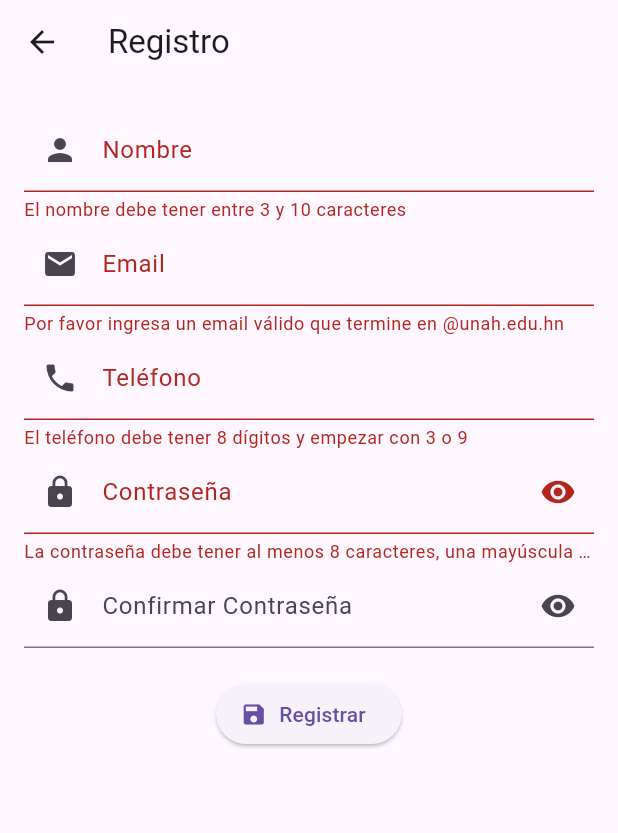
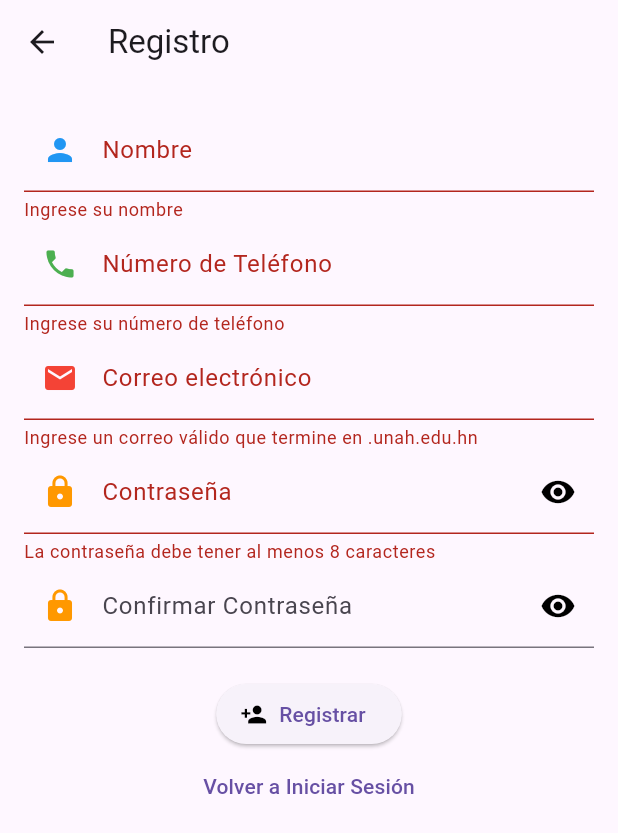
Before and after one commit to JBaco21/proyecto-de-Flutter, a Flutter app: the RegistrationScreen screen opened directly, after a tap on "Registrar", on a phone screen of 412 x 824 dp. Shown: the top 833 px of the screen. Run offline on Flutter 3.47's test engine with Material 3 defaults, Android fonts, the phone set to English and light mode, and no system bars; our stand-ins replace logger, shared_preferences; accounts and stored records are empty.

Commit message:
se cambiaron colores de los icons

```diff
--- a/lib/login_screen.dart
+++ b/lib/login_screen.dart
@@ -1,10 +1,9 @@
 import 'package:flutter/material.dart';
 import 'registration_screen.dart';
 import 'home_screen.dart';
-import 'package:shared_preferences/shared_preferences.dart';
 
 class LoginScreen extends StatefulWidget {
-  const LoginScreen({Key? key}) : super(key: key);
+  const LoginScreen({super.key});
 
   @override
   _LoginScreenState createState() => _LoginScreenState();
@@ -24,15 +23,15 @@ class _LoginScreenState extends State<LoginScreen> {
 
   Future<void> _login() async {
     if (_formKey.currentState!.validate()) {
-      final prefs = await SharedPreferences.getInstance();
-      final storedEmail = prefs.getString('email') ?? '';
-      final storedPassword = prefs.getString('password') ?? '';
+      // Simular una operación asincrónica
+      await Future.delayed(const Duration(seconds: 2));
+      if (!mounted) return; // Verificar si el widget está montado antes de usar BuildContext
 
       final email = _emailController.text;
       final password = _passwordController.text;
 
       // Validación de credenciales
-      if (email == storedEmail && password == storedPassword) {
+      if (email == 'usuario@unah.edu.hn' && password == '12345678') {
         Navigator.pushReplacement(
           context,
           MaterialPageRoute(
@@ -41,7 +40,7 @@ class _LoginScreenState extends State<LoginScreen> {
         );
       } else {
         ScaffoldMessenger.of(context).showSnackBar(
-          SnackBar(content: Text('Credenciales incorrectas')),
+          SnackBar(content: const Text('Credenciales incorrectas')),
         );
       }
     }
@@ -70,17 +69,21 @@ class _LoginScreenState extends State<LoginScreen> {
             children: [
               TextFormField(
                 controller: _emailController,
-                decoration: const InputDecoration(labelText: 'Correo electrónico'),
+                decoration: const InputDecoration(
+                  labelText: 'Correo electrónico',
+                ),
                 validator: (value) {
-                  if (value == null || !RegExp(r'^[^@]+@unah\.edu\.hn$').hasMatch(value)) {
-                    return 'Ingrese un correo válido que termine en @unah.edu.hn';
+                  if (value == null || !RegExp(r'^[a-zA-Z0-9._%+-]+@unah\.edu\.hn$').hasMatch(value)) {
+                    return 'Ingrese un correo válido que termine en .unah.edu.hn';
                   }
                   return null;
                 },
               ),
               TextFormField(
                 controller: _passwordController,
-                decoration: const InputDecoration(labelText: 'Contraseña'),
+                decoration: const InputDecoration(
+                  labelText: 'Contraseña',
+                ),
                 obscureText: true,
                 validator: (value) {
                   if (value == null || value.length < 8) {
--- a/lib/registration_screen.dart
+++ b/lib/registration_screen.dart
@@ -1,5 +1,6 @@
 import 'package:flutter/material.dart';
 import 'package:shared_preferences/shared_preferences.dart';
+import 'package:logger/logger.dart';
 
 class RegistrationScreen extends StatefulWidget {
   const RegistrationScreen({Key? key}) : super(key: key);
@@ -11,40 +12,13 @@ class RegistrationScreen extends StatefulWidget {
 class _RegistrationScreenState extends State<RegistrationScreen> {
   final _formKey = GlobalKey<FormState>();
   final _nameController = TextEditingController();
+  final _phoneController = TextEditingController();
   final _emailController = TextEditingController();
-  final _phoneController = TextEditingController();
   final _passwordController = TextEditingController();
   final _confirmPasswordController = TextEditingController();
-  bool _obscurePasswordText = true;
-  bool _obscureConfirmPasswordText = true;
-
-  @override
-  void dispose() {
-    _nameController.dispose();
-    _emailController.dispose();
-    _phoneController.dispose();
-    _passwordController.dispose();
-    _confirmPasswordController.dispose();
-    super.dispose();
-  }
-
-  Future<void> _register() async {
-    if (_formKey.currentState!.validate()) {
-      final prefs = await SharedPreferences.getInstance();
-      await prefs.setString('name', _nameController.text);
-      await prefs.setString('email', _emailController.text);
-      await prefs.setString('phone', _phoneController.text);
-      await prefs.setString('password', _passwordController.text);
-
-      print('Nombre: ${_nameController.text}');
-      print('Email: ${_emailController.text}');
-      print('Teléfono: ${_phoneController.text}');
-      print('Contraseña: ${_passwordController.text}');
-
-      // Opcional: Navegar a la pantalla de inicio de sesión después del registro
-      Navigator.pop(context);
-    }
-  }
+  bool _obscurePassword = true;
+  bool _obscureConfirmPassword = true;
+  final _logger = Logger();
 
   @override
   Widget build(BuildContext context) {
@@ -60,80 +34,83 @@ class _RegistrationScreenState extends State<RegistrationScreen> {
             children: [
               TextFormField(
                 controller: _nameController,
-                decoration: const InputDecoration(
+                decoration: InputDecoration(
                   labelText: 'Nombre',
-                  prefixIcon: Icon(Icons.person),
+                  prefixIcon: const Icon(Icons.person, color: Colors.blue), // Color azul
                 ),
                 validator: (value) {
-                  if (value == null || value.isEmpty || value.length < 3 || value.length > 10) {
-                    return 'El nombre debe tener entre 3 y 10 caracteres';
+                  if (value == null || value.isEmpty) {
+                    return 'Ingrese su nombre';
+                  }
+                  return null;
+                },
+              ),
+              TextFormField(
+                controller: _phoneController,
+                decoration: InputDecoration(
+                  labelText: 'Número de Teléfono',
+                  prefixIcon: const Icon(Icons.phone, color: Colors.green), // Color verde
+                ),
+                keyboardType: TextInputType.phone,
+                validator: (value) {
+                  if (value == null || value.isEmpty) {
+                    return 'Ingrese su número de teléfono';
                   }
                   return null;
                 },
               ),
               TextFormField(
                 controller: _emailController,
-                decoration: const InputDecoration(
-                  labelText: 'Email',
-                  prefixIcon: Icon(Icons.email),
+                decoration: InputDecoration(
+                  labelText: 'Correo electrónico',
+                  prefixIcon: const Icon(Icons.email, color: Colors.red), // Color rojo
                 ),
                 validator: (value) {
-                  if (value == null || !RegExp(r'^[^@]+@unah\.edu\.hn$').hasMatch(value)) {
-                    return 'Por favor ingresa un email válido que termine en @unah.edu.hn';
-                  }
-                  return null;
-                },
-              ),
-              TextFormField(
-                controller: _phoneController,
-                decoration: const InputDecoration(
-                  labelText: 'Teléfono',
-                  prefixIcon: Icon(Icons.phone),
-                ),
-                validator: (value) {
-                  if (value == null || value.length != 8 || !(value.startsWith('3') || value.startsWith('9'))) {
-                    return 'El teléfono debe tener 8 dígitos y empezar con 3 o 9';
+                  if (value == null || !RegExp(r'^[a-zA-Z0-9._%+-]+@unah\.edu\.hn$').hasMatch(value)) {
+                    return 'Ingrese un correo válido que termine en .unah.edu.hn';
                   }
                   return null;
                 },
               ),
               TextFormField(
                 controller: _passwordController,
-                obscureText: _obscurePasswordText,
+                obscureText: _obscurePassword,
                 decoration: InputDecoration(
                   labelText: 'Contraseña',
-                  prefixIcon: const Icon(Icons.lock),
+                  prefixIcon: const Icon(Icons.lock, color: Colors.orange), // Color naranja
                   suffixIcon: IconButton(
                     icon: Icon(
-                      _obscurePasswordText ? Icons.visibility : Icons.visibility_off,
+                      _obscurePassword ? Icons.visibility : Icons.visibility_off,
+                      color: Colors.black, // Color negro para el icono de visibilidad
                     ),
                     onPressed: () {
                       setState(() {
-                        _obscurePasswordText = !_obscurePasswordText;
+                        _obscurePassword = !_obscurePassword;
                       });
                     },
                   ),
                 ),
                 validator: (value) {
-                  if (value == null || value.length < 8 || !RegExp(r'^(?=.*[A-Z])(?=.*\W).+$').hasMatch(value)) {
-                    return 'La contraseña debe tener al menos 8 caracteres, una mayúscula y un carácter especial';
+                  if (value == null || value.length < 8) {
+                    return 'La contraseña debe tener al menos 8 caracteres';
                   }
                   return null;
                 },
               ),
               TextFormField(
                 controller: _confirmPasswordController,
-                obscureText: _obscureConfirmPasswordText,
+                obscureText: _obscureConfirmPassword,
                 decoration: InputDecoration(
                   labelText: 'Confirmar Contraseña',
-                  prefixIcon: const Icon(Icons.lock),
+                  prefixIcon: const Icon(Icons.lock, color: Colors.orange), // Color naranja
                   suffixIcon: IconButton(
                     icon: Icon(
-                      _obscureConfirmPasswordText ? Icons.visibility : Icons.visibility_off,
+                      _obscureConfirmPassword ? Icons.visibility : Icons.visibility_off,
+                      color: Colors.black, // Color negro para el icono de visibilidad
                     ),
                     onPressed: () {
                       setState(() {
-                        _obscureConfirmPasswordText = !_obscureConfirmPasswordText;
+                        _obscureConfirmPassword = !_obscureConfirmPassword;
                       });
                     },
                   ),
@@ -148,8 +125,14 @@ class _RegistrationScreenState extends State<RegistrationScreen> {
               const SizedBox(height: 20),
               ElevatedButton.icon(
                 onPressed: _register,
-                icon: const Icon(Icons.save),
+                icon: const Icon(Icons.person_add, color: Colors.black), // Color negro
                 label: const Text('Registrar'),
+              ),
+              TextButton(
+                onPressed: () {
+                  Navigator.pop(context);
+                },
+                child: const Text('Volver a Iniciar Sesión'),
               ),
             ],
           ),
@@ -157,4 +140,26 @@ class _RegistrationScreenState extends State<RegistrationScreen> {
       ),
     );
   }
+
+  Future<void> _register() async {
+    if (_formKey.currentState!.validate()) {
+      await Future.delayed(const Duration(seconds: 2));
+      if (!mounted) return; // Verificar si el widget está montado
+
+      final email = _emailController.text;
+      final password = _passwordController.text;
+      final name = _nameController.text;
+      final phone = _phoneController.text;
+
+      final prefs = await SharedPreferences.getInstance();
+      await prefs.setString('email', email);
+      await prefs.setString('password', password);
+      await prefs.setString('name', name);
+      await prefs.setString('phone', phone);
+
+      _logger.i('Usuario registrado: $email');
+
+      Navigator.pop(context);
+    }
+  }
 }
```
